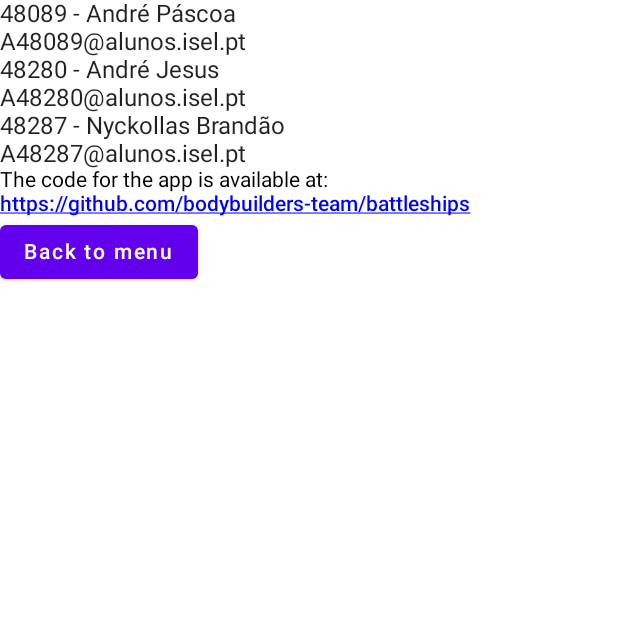
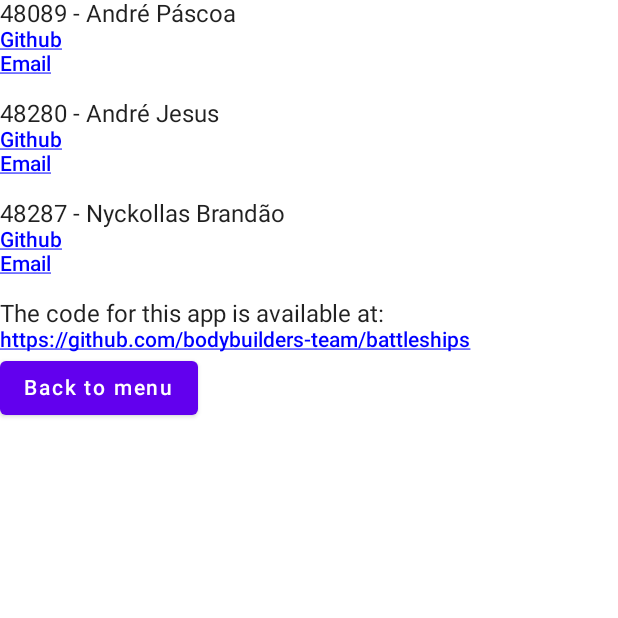
Before and after one commit to bodybuilders-team/battleships-mobile, an Android app built with Jetpack Compose: the composable AboutDevelopers shown on its own in the app's theme, on a phone screen of 412 x 824 dp, the top half of it. Run offline under Robolectric (Android 15) with nearby library versions, the phone set to English and light mode, and no system bars.

Commit message:
Login page created. Ranking page created. AboutDevelopers page contains more information.

```diff
--- /dev/null
+++ b/app/src/main/java/pt/isel/pdm/battleships/AboutDevelopers.kt
@@ -0,0 +1,64 @@
+package pt.isel.pdm.battleships
+
+import androidx.compose.foundation.layout.Column
+import androidx.compose.material.Button
+import androidx.compose.material.Text
+import androidx.compose.runtime.Composable
+import pt.isel.pdm.battleships.utils.Hyperlink
+
+/**
+ * To show after clicking the "About the developers" button in the main menu.
+ *
+ * Information shown for each developer:
+ * - Student number
+ * - First and last name
+ * - Personal github profile link
+ * - Email contact
+ *
+ * Also shows the github link of the app's repository.
+ */
+@Composable
+fun AboutDevelopers(backToMenuCallback: () -> Unit) {
+    Column {
+        DeveloperInfo(
+            "48089",
+            "André Páscoa",
+            "https://github.com/devandrepascoa"
+        )
+
+        DeveloperInfo(
+            "48280",
+            "André Jesus",
+            "https://github.com/andre-j3sus"
+        )
+
+        DeveloperInfo(
+            "48287",
+            "Nyckollas Brandão",
+            "https://github.com/Nyckoka"
+        )
+
+        Text(text = "The code for this app is available at: ")
+        Hyperlink("https://github.com/bodybuilders-team/battleships")
+
+        Button(onClick = backToMenuCallback) {
+            Text(text = "Back to menu")
+        }
+    }
+}
+
+/**
+ * Shows the information of a specific developer.
+ * Since the email contacts are the ones from our college, ISEL, the email addresses follow a
+ * specific format that only depends on the student number.
+ *
+ * @param number student number
+ * @param name first and last name
+ * @param githubLink personal github profile link
+ */
+@Composable
+fun DeveloperInfo(number: String, name: String, githubLink: String) {
+    Text(text = "$number - $name")
+    Hyperlink("Github", githubLink)
+    Hyperlink("Email\n", "mailto:A$number@alunos.isel.pt")
+}
--- a/app/src/main/java/pt/isel/pdm/battleships/MainMenu.kt
+++ b/app/src/main/java/pt/isel/pdm/battleships/MainMenu.kt
@@ -1,22 +1,12 @@
 package pt.isel.pdm.battleships
 
 import androidx.compose.foundation.layout.Column
-import androidx.compose.foundation.text.ClickableText
 import androidx.compose.material.Button
 import androidx.compose.material.Text
-import androidx.compose.material.TextField
 import androidx.compose.runtime.Composable
 import androidx.compose.runtime.mutableStateOf
 import androidx.compose.runtime.remember
-import androidx.compose.ui.Modifier
 import androidx.compose.ui.graphics.Color
-import androidx.compose.ui.platform.LocalUriHandler
-import androidx.compose.ui.text.SpanStyle
-import androidx.compose.ui.text.buildAnnotatedString
-import androidx.compose.ui.text.font.FontWeight
-import androidx.compose.ui.text.style.TextDecoration
-import androidx.compose.ui.unit.TextUnit
-
 
 private enum class Page {
     MAIN_MENU,
@@ -26,13 +16,12 @@ private enum class Page {
     ABOUT_DEVS
 }
 
-
 @Composable
 fun MainMenu() {
     val currentPage = remember { mutableStateOf(Page.MAIN_MENU) }
 
     when (currentPage.value) {
-        Page.MAIN_MENU -> Column() {
+        Page.MAIN_MENU -> Column {
             Button(onClick = { currentPage.value = Page.GAMEPLAY }) {
                 Text(text = "Play", color = Color.Black)
             }
@@ -58,125 +47,7 @@ fun MainMenu() {
         Page.ABOUT_DEVS -> AboutDevelopers(
             backToMenuCallback = {
                 currentPage.value = Page.MAIN_MENU
-            })
+            }
+        )
     }
 }
-
-
-@Composable
-fun Gameplay(backToMenuCallback: () -> Unit) {
-    Button(onClick = backToMenuCallback) {
-        Text(text = "Back to menu")
-    }
-}
-
-
-@Composable
-fun Login(backToMenuCallback: () -> Unit) {
-    Button(onClick = backToMenuCallback) {
-        Text(text = "Back to menu")
-    }
-}
-
-
-@Composable
-fun Ranking(backToMenuCallback: () -> Unit) {
-    // Fetch the players from the server api
-
-
-    val playerSearched = remember { mutableStateOf("") }
-
-    // Search specific player text field
-    TextField(value = playerSearched.value, onValueChange = { playerSearched.value = it })
-
-    Button(onClick = backToMenuCallback) {
-        Text(text = "Back to menu")
-    }
-}
-
-
-/**
- * The "About the developers" page composable, to show after clicking the "About the developers"
- * button in the main menu.
- *
- * Shows the information on the developers who made this app and a link to
- * the github repository of the app.
- */
-@Composable
-fun AboutDevelopers(backToMenuCallback: () -> Unit) {
-    Column() {
-        Text(text = "48089 - André Páscoa")
-        Text(text = "A48089@alunos.isel.pt")
-        Text(text = "48280 - André Jesus")
-        Text(text = "A48280@alunos.isel.pt")
-        Text(text = "48287 - Nyckollas Brandão")
-        Text(text = "A48287@alunos.isel.pt")
-        HyperlinkText(
-            fullText = "The code for the app is available at: " +
-                    "https://github.com/bodybuilders-team/battleships",
-            linkText = listOf("https://github.com/bodybuilders-team/battleships"),
-            hyperlinks = listOf("https://github.com/bodybuilders-team/battleships")
-        )
-        Button(onClick = backToMenuCallback) {
-            Text(text = "Back to menu")
-        }
-    }
-}
-
-
-@Composable
-fun HyperlinkText(
-    modifier: Modifier = Modifier,
-    fullText: String,
-    linkText: List<String>,
-    linkTextColor: Color = Color.Blue,
-    linkTextFontWeight: FontWeight = FontWeight.Medium,
-    linkTextDecoration: TextDecoration = TextDecoration.Underline,
-    hyperlinks: List<String>,
-    fontSize: TextUnit = TextUnit.Unspecified
-) {
-    val annotatedString = buildAnnotatedString {
-        append(fullText)
-        linkText.forEachIndexed { index, link ->
-            val startIndex = fullText.indexOf(link)
-            val endIndex = startIndex + link.length
-            addStyle(
-                style = SpanStyle(
-                    color = linkTextColor,
-                    fontSize = fontSize,
-                    fontWeight = linkTextFontWeight,
-                    textDecoration = linkTextDecoration
-                ),
-                start = startIndex,
-                end = endIndex
-            )
-            addStringAnnotation(
-                tag = "URL",
-                annotation = hyperlinks[index],
-                start = startIndex,
-                end = endIndex
-            )
-        }
-        addStyle(
-            style = SpanStyle(
-                fontSize = fontSize
-            ),
-            start = 0,
-            end = fullText.length
-        )
-    }
-
-    val uriHandler = LocalUriHandler.current
-
-    ClickableText(
-        modifier = modifier,
-        text = annotatedString,
-        onClick = {
-            annotatedString
-                .getStringAnnotations("URL", it, it)
-                .firstOrNull()?.let { stringAnnotation ->
-                    uriHandler.openUri(stringAnnotation.item)
-                }
-        }
-    )
-}
--- /dev/null
+++ b/app/src/main/java/pt/isel/pdm/battleships/utils/Hyperlink.kt
@@ -0,0 +1,38 @@
+package pt.isel.pdm.battleships.utils
+
+import androidx.compose.foundation.text.ClickableText
+import androidx.compose.runtime.Composable
+import androidx.compose.ui.graphics.Color
+import androidx.compose.ui.platform.LocalUriHandler
+import androidx.compose.ui.text.AnnotatedString
+import androidx.compose.ui.text.SpanStyle
+import androidx.compose.ui.text.font.FontWeight
+import androidx.compose.ui.text.style.TextDecoration
+import androidx.compose.ui.unit.TextUnit
+
+/**
+ * Composable for a hyperlink text.
+ * The hyperlink is blue and underlined.
+ *
+ * @param text the text to show
+ * @param link the actual link
+ */
+@Composable
+fun Hyperlink(text: String, link: String = text) {
+    val uriHandler = LocalUriHandler.current
+
+    ClickableText(
+        text = AnnotatedString(
+            text,
+            SpanStyle(
+                color = Color.Blue,
+                fontSize = TextUnit.Unspecified,
+                fontWeight = FontWeight.Medium,
+                textDecoration = TextDecoration.Underline
+            )
+        ),
+        onClick = {
+            uriHandler.openUri(link)
+        }
+    )
+}
```
Also changed, not shown: app/src/main/java/pt/isel/pdm/battleships/Gameplay.kt (added, +12 -0 lines), app/src/main/java/pt/isel/pdm/battleships/Login.kt (added, +30 -0 lines), app/src/main/java/pt/isel/pdm/battleships/MainActivity.kt (+10 -5 lines), app/src/main/java/pt/isel/pdm/battleships/Ranking.kt (added, +47 -0 lines).
